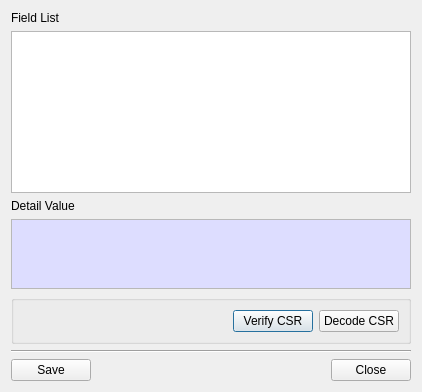
This is BerEditor/csr_info_dlg.ui in jykim74/BerEditor as Qt 5 draws it before an edit. The edited form follows.
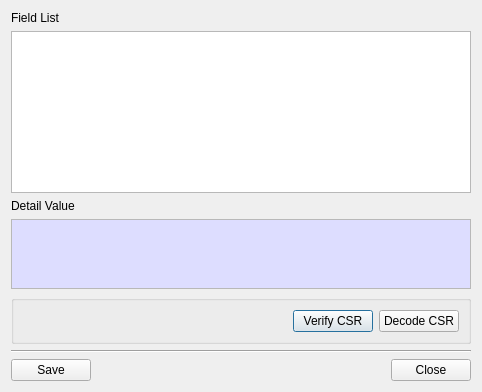
This is the edited form.

Commit message: UI 개선

```diff
--- a/BerEditor/csr_info_dlg.ui
+++ b/BerEditor/csr_info_dlg.ui
@@ -6,7 +6,7 @@
    <rect>
     <x>0</x>
     <y>0</y>
-    <width>418</width>
+    <width>478</width>
     <height>392</height>
    </rect>
   </property>
@@ -45,7 +45,7 @@
     <widget class="QPlainTextEdit" name="mDetailText">
      <property name="minimumSize">
       <size>
-       <width>400</width>
+       <width>460</width>
        <height>0</height>
       </size>
      </property>
```
The commit also changes 6 other files.
